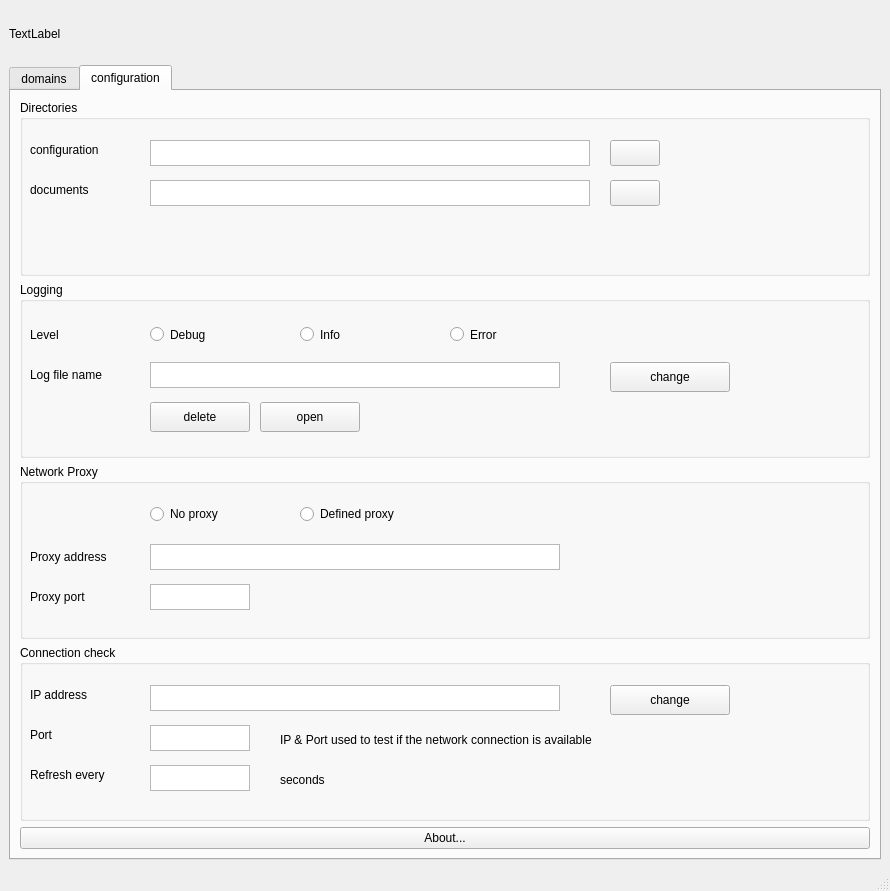
Qt form ihesync/ui/ihesync_app.ui (flrt/ihe-tf-sync) before a commit.
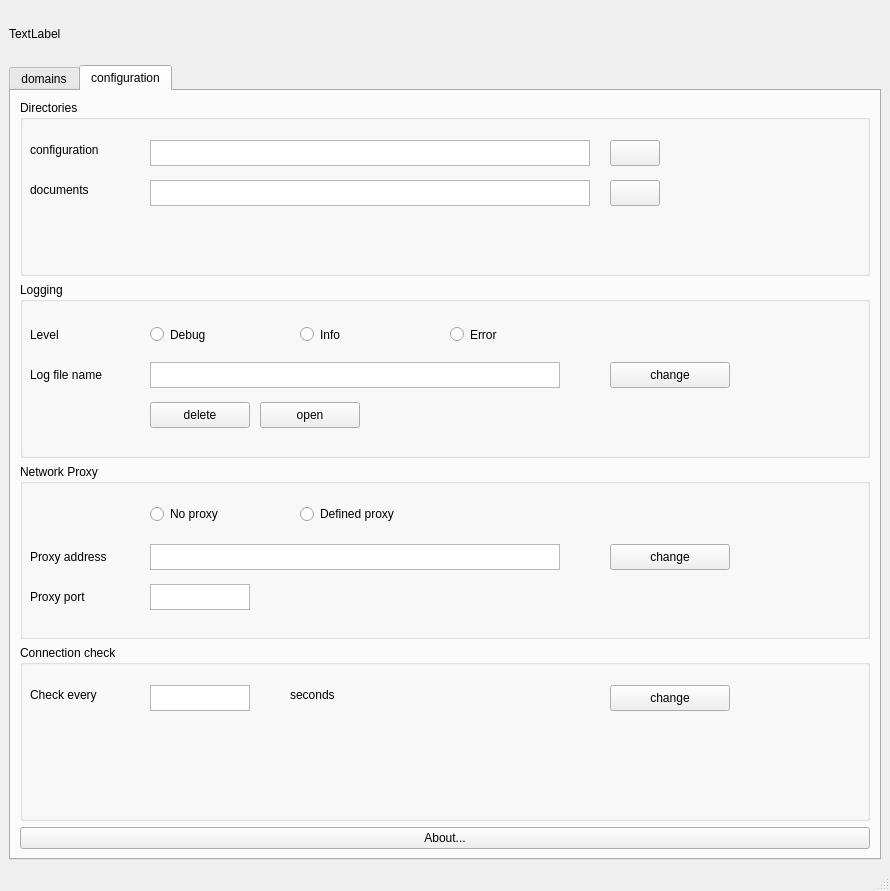
The same form after that commit. The open tabs and pages were chosen to show the change. Icons and pictures are not drawn.

Commit message: add proxy management simplify network check

Patch:
```diff
--- a/ihesync/ui/ihesync_app.ui
+++ b/ihesync/ui/ihesync_app.ui
@@ -393,7 +393,7 @@
                <x>240</x>
                <y>120</y>
                <width>100</width>
-               <height>30</height>
+               <height>26</height>
               </rect>
              </property>
              <property name="text">
@@ -410,7 +410,7 @@
                <x>130</x>
                <y>120</y>
                <width>100</width>
-               <height>30</height>
+               <height>26</height>
               </rect>
              </property>
              <property name="text">
@@ -440,7 +440,7 @@
                <x>590</x>
                <y>80</y>
                <width>120</width>
-               <height>30</height>
+               <height>26</height>
               </rect>
              </property>
              <property name="text">
@@ -549,6 +549,23 @@
               <string>Proxy port</string>
              </property>
             </widget>
+            <widget class="QPushButton" name="changeProxyPushButton">
+             <property name="geometry">
+              <rect>
+               <x>590</x>
+               <y>80</y>
+               <width>120</width>
+               <height>26</height>
+              </rect>
+             </property>
+             <property name="text">
+              <string>change</string>
+             </property>
+             <property name="icon">
+              <iconset resource="resources.qrc">
+               <normaloff>:/img/change.svg</normaloff>:/img/change.svg</iconset>
+             </property>
+            </widget>
            </widget>
           </item>
           <item>
@@ -556,7 +573,7 @@
             <property name="minimumSize">
              <size>
               <width>720</width>
-              <height>150</height>
+              <height>80</height>
              </size>
             </property>
             <property name="title">
@@ -568,59 +585,13 @@
             <property name="checkable">
              <bool>false</bool>
             </property>
-            <widget class="QLabel" name="labelPingAddress">
-             <property name="geometry">
-              <rect>
-               <x>10</x>
-               <y>40</y>
-               <width>91</width>
-               <height>20</height>
-              </rect>
-             </property>
-             <property name="text">
-              <string>IP address</string>
-             </property>
-            </widget>
-            <widget class="QTextEdit" name="textPingIPaddress">
-             <property name="geometry">
-              <rect>
-               <x>130</x>
-               <y>40</y>
-               <width>410</width>
-               <height>26</height>
-              </rect>
-             </property>
-            </widget>
-            <widget class="QTextEdit" name="textPingPort">
-             <property name="geometry">
-              <rect>
-               <x>130</x>
-               <y>80</y>
-               <width>100</width>
-               <height>26</height>
-              </rect>
-             </property>
-            </widget>
-            <widget class="QLabel" name="labelPingPort">
-             <property name="geometry">
-              <rect>
-               <x>10</x>
-               <y>80</y>
-               <width>67</width>
-               <height>20</height>
-              </rect>
-             </property>
-             <property name="text">
-              <string>Port</string>
-             </property>
-            </widget>
             <widget class="QPushButton" name="changeConnectionPushButton">
              <property name="geometry">
               <rect>
                <x>590</x>
                <y>40</y>
                <width>120</width>
-               <height>30</height>
+               <height>26</height>
               </rect>
              </property>
              <property name="text">
@@ -631,24 +602,11 @@
                <normaloff>:/img/change.svg</normaloff>:/img/change.svg</iconset>
              </property>
             </widget>
-            <widget class="QLabel" name="labelInfoConnection">
-             <property name="geometry">
-              <rect>
-               <x>260</x>
-               <y>85</y>
-               <width>421</width>
-               <height>20</height>
-              </rect>
-             </property>
-             <property name="text">
-              <string>IP &amp; Port used to test if the network connection is available</string>
-             </property>
-            </widget>
             <widget class="QTextEdit" name="textPingDelay">
              <property name="geometry">
               <rect>
                <x>130</x>
-               <y>120</y>
+               <y>40</y>
                <width>100</width>
                <height>26</height>
               </rect>
@@ -658,20 +616,20 @@
              <property name="geometry">
               <rect>
                <x>10</x>
-               <y>120</y>
+               <y>40</y>
                <width>111</width>
                <height>20</height>
               </rect>
              </property>
              <property name="text">
-              <string>Refresh every</string>
+              <string>Check every</string>
              </property>
             </widget>
             <widget class="QLabel" name="labelRefreshDelay_2">
              <property name="geometry">
               <rect>
-               <x>260</x>
-               <y>125</y>
+               <x>270</x>
+               <y>40</y>
                <width>111</width>
                <height>20</height>
               </rect>
```
Left out of the diff: 2 changed lines with no effect on the pictures. The commit also changes 5 other files.
